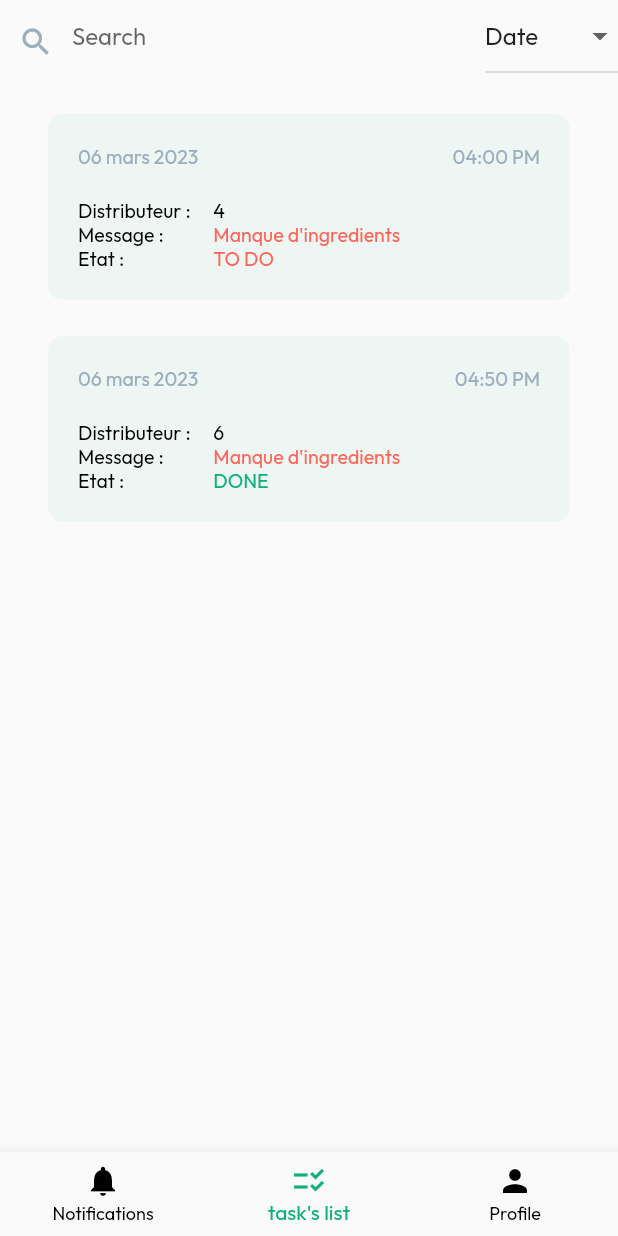
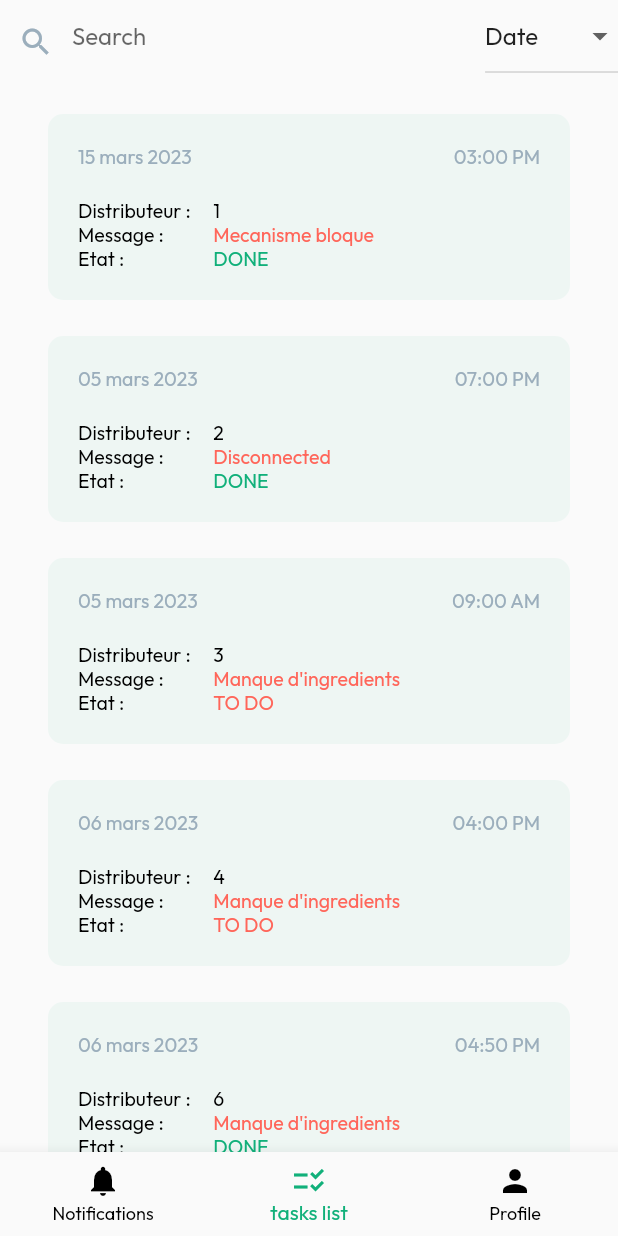
Before and after one commit to Kamy1tb/InnovIT_2CS_Project_Maintenance, a Flutter app: the screen it shows after launch, item 2 of the bottom bar chosen, on a phone screen of 412 x 824 dp. Run offline on Flutter 3.47's test engine with Material 2 defaults, Android fonts, the phone set to English and light mode, and no system bars; our stand-ins replace flutter_svg.

Commit message:
fichiers json+ updates UI

```diff
--- /dev/null
+++ b/lib/Json Files/tasks.json
@@ -0,0 +1,14 @@
+{
+  "tasks": [
+    {
+      "idDistr": 1,
+      "date": "03 mars 2023",
+      "heure" : "03:00 PM",
+      "nom_entreprise" : "ESI Alger",
+      "message" : "Manque des ingredients",
+      "type" :"Rupture de stock",
+      "etat" : "TO DO",
+      "opened" : true
+    }
+  ]
+}
--- a/lib/screens/HomePage.dart
+++ b/lib/screens/HomePage.dart
@@ -23,6 +23,10 @@ class _HomePageState extends State<HomePage> {
   void onTabTapped(int index) {
     setState(() {
       selectedIndex = index;
+      if (index==0){
+        taskslist.addAll(notifs);
+        notifs.removeWhere((element) => 1==1);
+      }
     });
   }
   @override
@@ -42,7 +46,7 @@ class _HomePageState extends State<HomePage> {
           ),
           BottomNavigationBarItem(
             icon: Icon(Icons.checklist_rtl),
-            label: "task's list",
+            label: "tasks list",
           ),
           BottomNavigationBarItem(
             icon: Icon(Icons.person),
--- a/lib/screens/Security.dart
+++ b/lib/screens/Security.dart
@@ -26,7 +26,8 @@ class Security extends StatelessWidget{
         centerTitle: true,
         iconTheme: const IconThemeData(color: Colors.black),
       ),
-      body: ListView(
+      body: SafeArea(
+        child: ListView(
           children: [
             const SizedBox(
               height: 80,
@@ -55,12 +56,13 @@ class Security extends StatelessWidget{
                   height: 50,
                   text: 'Cancel',
                   textColor: Colors.black.withOpacity(0.6),
-                fillColor: mountainMeadow.withOpacity(0.3),
+                  fillColor: Color(0xffbce4d4),
                   shadowBlurRadius: 0,
                   onPressed: ()=>{}),
             )
           ],
         ),
+      ),
     );    throw UnimplementedError();
   }
 
--- a/lib/screens/notifications.dart
+++ b/lib/screens/notifications.dart
@@ -17,12 +17,19 @@ Future<List<Task>> getTasks() async {
   // Retrieve tasks from a database or any other source of data
   // Return a List<Task>
   return [
-    Task(1,'04 mars 2023','03:00 PM','ESI Alger', "Mecanisme bloque",'Rupture de stock', "TO DO", false),
-    Task(2,'05 mars 2023','07:00 PM','EPAU', "Disconnected",'Rupture de stock', "TO DO", false),
-    Task(3,'05 mars 2023','09:00 AM','USTHB', "Manque d'ingredients",'Rupture de stock', "TO DO", false),
+    Task(1,'15 mars 2023','03:00 PM','ESI Alger', "Mecanisme bloque",'Rupture de stock', "DONE", true),
+    Task(2,'05 mars 2023','07:00 PM','EPAU', "Disconnected",'Rupture de stock', "DONE", true),
+    Task(3,'05 mars 2023','09:00 AM','USTHB', "Manque d'ingredients",'Rupture de stock', "TO DO", true),
     Task(4,'06 mars 2023','04:00 PM','SOGRAL', "Manque d'ingredients",'Rupture de stock', "TO DO", true),
     Task(5,'06 mars 2023','08:00 AM','City Center Alger', "Manque d'ingredients",'Rupture de stock', "TO DO", false),
     Task(6,'06 mars 2023','04:50 PM','CUB1', "Manque d'ingredients",'Rupture de stock', "DONE", true),
+    Task(7,'08 mars 2023','03:00 PM','ESI Alger', "Mecanisme bloque",'Rupture de stock', "TO DO", true),
+    Task(8,'08 mars 2023','07:00 PM','EPAU', "Disconnected",'Rupture de stock', "TO DO", true),
+    Task(9,'09 mars 2023','03:00 PM','ESI Alger', "Mecanisme bloque",'Rupture de stock', "TO DO", false),
+    Task(10,'09 mars 2023','03:00 PM','ESI Alger', "Disconnected",'Rupture de stock', "TO DO", true),
+    Task(11,'09 mars 2023','03:00 PM','ESI Alger', "Manque d'ingredients",'Rupture de stock', "TO DO", false),
+    Task(12,'13 mars 2023','03:00 PM','ESI Alger', "Mecanisme bloque",'Rupture de stock', "TO DO", false),
+
   ];
 }
 List<Task> taskslist=[];
@@ -59,14 +66,9 @@ class NotificationsState extends State<Notifications> {
                 return ListTile(
                   title: GestureDetector(
                     onTap: () {
-                      // Navigator.of(context)
-                      //     .pushNamed("/details",
-                      //     arguments: notifs[index]);
-                      setState(() {
-                        snapshot.data![index].opened=true;
-                        taskslist.add(task);
-                        notifs.removeAt(index);
-                      });
+                      Navigator.of(context)
+                          .pushNamed("/details",
+                          arguments: notifs[index]);
                     },
                     child: Container(
                       margin: const EdgeInsets.all(8),
--- a/lib/screens/profile.dart
+++ b/lib/screens/profile.dart
@@ -113,7 +113,7 @@ class Profile extends StatelessWidget{
                   height: 60,
                 ),
                 RoundedColoredButton(
-                    width: 350,
+                    width: (MediaQuery.of(context).size.width * 4) / 5,
                     height: 50,
                     text: 'Logout',
                     textColor: Colors.white,
--- a/lib/screens/task_details.dart
+++ b/lib/screens/task_details.dart
@@ -20,7 +20,7 @@ class _TaskDetailsState extends State<TaskDetails> {
         leading: IconButton(
           icon: const Icon(Icons.arrow_back),
           onPressed: () {
-            Navigator.pop(context);
+            Navigator.pop(context, task.etat);
           },
         ),
         title: const Text(
@@ -161,7 +161,7 @@ class _TaskDetailsState extends State<TaskDetails> {
                   onChanged: (newStatus) {
                     setState(() {
                       _selectedStatus = newStatus!;
-                      //update query
+                      task.etat=newStatus;
                     });
                     // Update the task status in your data model or database
                   },
--- a/lib/widgets/PasswordInputWidget.dart
+++ b/lib/widgets/PasswordInputWidget.dart
@@ -12,8 +12,9 @@ class PasswordInputWidget extends StatelessWidget{
   }) : super(key: key);
   @override
   Widget build(BuildContext context) {
-    return Container(
-      margin: const EdgeInsets.symmetric(vertical: 8,horizontal: 16),
+    return SizedBox(
+      child: Container(
+        margin: const EdgeInsets.symmetric(vertical: 8,horizontal: 30),
         child: TextField(
           obscureText: true,
           style: const TextStyle(
@@ -31,6 +32,7 @@ class PasswordInputWidget extends StatelessWidget{
               hintText: label
           ),
         ),
+      ),
     );
   }
 
--- a/lib/widgets/ProfileMenuWidget.dart
+++ b/lib/widgets/ProfileMenuWidget.dart
@@ -24,7 +24,7 @@ class _ProfileMenuWidgetState extends State<ProfileMenuWidget> {
   @override
   Widget build(BuildContext context) {
     return Container(
-      margin: const EdgeInsets.symmetric(vertical: 10,horizontal: 16),
+      margin: const EdgeInsets.symmetric(vertical: 10,horizontal: 36),
       child: Column(
         children: [
           Container(
--- a/pubspec.yaml
+++ b/pubspec.yaml
@@ -38,6 +38,7 @@ dependencies:
   flutter_svg: ^2.0.4
 
 dev_dependencies:
+  flutter_launcher_icons: "^0.13.1"
   flutter_test:
     sdk: flutter
 
@@ -47,7 +48,10 @@ dev_dependencies:
   # package. See that file for information about deactivating specific lint
   # rules and activating additional ones.
   flutter_lints: ^2.0.0
-
+flutter_icons:
+  android: "launcher_icon"
+  ios: true
+  image_path: "assets/logo/app_logo.png"
 # For information on the generic Dart part of this file, see the
 # following page: https://dart.dev/tools/pub/pubspec
 
```
Also changed, not shown: lib/Json Files/profile.json (added, +12 -0 lines), lib/screens/EditProfile.dart (+4 -4 lines), assets/images/app_logo.png (deleted), assets/logo/app_logo.png (added), pubspec.lock, 27 other files. Lines whose indentation alone changed are shown as unchanged.
